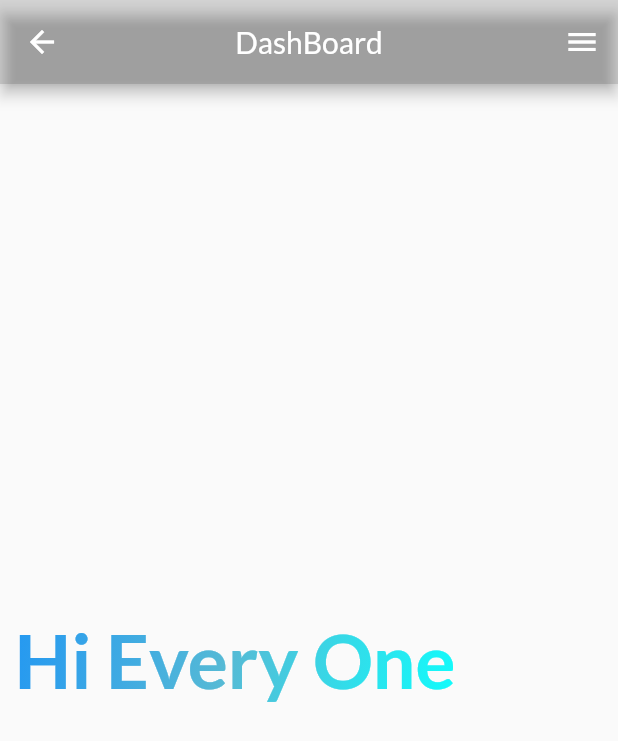
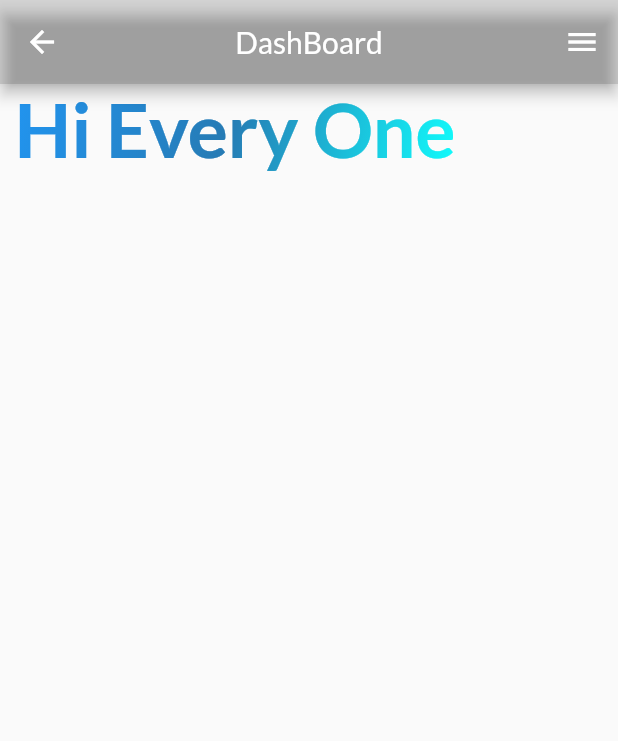
Before and after one commit to cruzmac/studentapp, a Flutter app: the HomePage screen opened by its route, after a tap on the "menu" icon, after a tap on "Home", on a phone screen of 412 x 824 dp. Shown: the top 741 px of the screen. Run offline on Flutter 3.47's test engine with Material 2 defaults, Android fonts, the phone set to English and light mode, and no system bars; our stand-ins replace firebase_auth, firebase_core, google_fonts, shared_preferences; missing offline and left inert: dart:ffi; accounts and stored records are empty; network calls fail.

Commit message:
11th commit
11 26 27 09

```diff
--- a/aug_prj/lib/design/end_drawer.dart
+++ b/aug_prj/lib/design/end_drawer.dart
@@ -1,14 +1,18 @@
 import 'package:firebase_auth/firebase_auth.dart';
 import 'package:flutter/material.dart';
 
-Drawer enddrawer(BuildContext context ,String? name ) {
+Drawer enddrawer(BuildContext context, String? name) {
   return Drawer(
     backgroundColor: Colors.black38,
     child: ListView(
       children: [
-         DrawerHeader(
-          decoration:const  BoxDecoration(
-            color: Colors.black54,
+        DrawerHeader(
+          decoration: const BoxDecoration(
+            gradient: LinearGradient(colors: [
+              Colors.blue,
+              Color.fromARGB(255, 214, 55, 254),
+              Color.fromARGB(255, 244, 253, 66),
+            ],begin: Alignment.bottomLeft,end: Alignment.topRight),
           ),
           child: Column(
             children: [
@@ -19,11 +23,19 @@ Drawer enddrawer(BuildContext context ,String? name ) {
                   fontSize: 30,
                 ),
               ),
-              const SizedBox(height: 10,),
+              const SizedBox(
+                height: 10,
+              ),
               Row(
                 children: [
-                  const CircleAvatar( child: Text(''),radius: 25,backgroundColor: Colors.white,),
-                  const SizedBox(width: 8,),
+                  const CircleAvatar(
+                    child: Text(''),
+                    radius: 25,
+                    backgroundColor: Colors.white,
+                  ),
+                  const SizedBox(
+                    width: 8,
+                  ),
                   SelectableText(
                     name ?? '',
                     style: const TextStyle(
--- a/aug_prj/lib/screens/edit_page.dart
+++ b/aug_prj/lib/screens/edit_page.dart
@@ -1,4 +1,3 @@
-
 import 'package:aug_prj/models/loginmodel.dart';
 import 'package:flutter/material.dart';
 import '../Utils/http_error.dart';
--- a/aug_prj/lib/screens/home_page.dart
+++ b/aug_prj/lib/screens/home_page.dart
@@ -27,13 +27,12 @@ class _HomePageState extends State<HomePage> {
         centerTitle: true,
       ),
       body: Column(
-        mainAxisAlignment: MainAxisAlignment.center,
         children: [
           ShaderMask(
-            shaderCallback: ((bounds) =>const LinearGradient(
+            shaderCallback: ((bounds) => const LinearGradient(
                   colors: [
                     Colors.blue,
-                    Color.fromARGB(255, 86, 186, 213),
+                    Color.fromARGB(255, 38, 123, 180),
                     Color.fromARGB(255, 17, 252, 252),
                   ],
                   begin: Alignment.topLeft,
--- a/aug_prj/lib/screens/list.dart
+++ b/aug_prj/lib/screens/list.dart
@@ -99,7 +99,7 @@ class _AcctListState extends State<AcctList> {
                       radius: 32,
                       backgroundColor: Colors.purpleAccent,
                       child: Text(
-                        '${index + 1}',
+                        '${login.id}',
                         style: const TextStyle(color: Colors.black),
                       ),
                     ),
```
Also changed, not shown: aug_prj/lib/repository/login_repository.dart (+6 -11 lines), aug_prj/lib/screens/signup.dart (+7 -2 lines).
